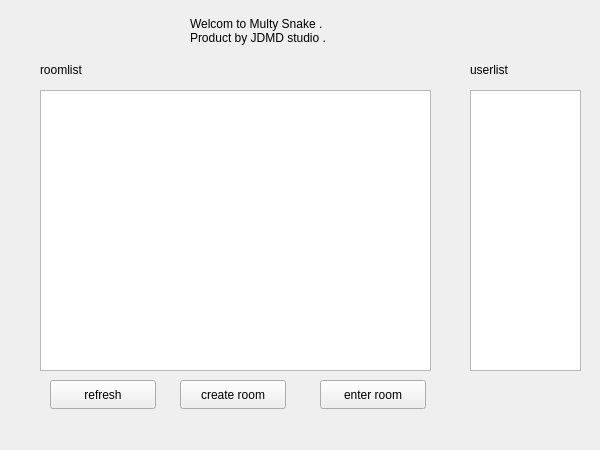
The window that SnakeClient/gui/jhallwidget.ui (lexdene/MultiSnake) describes before a commit, drawn with Qt 5.
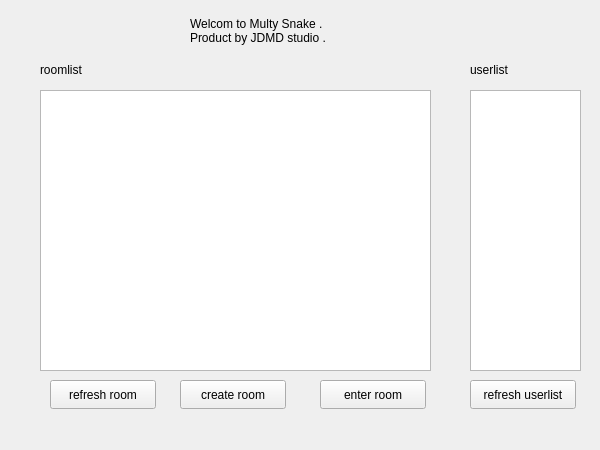
The same window after the commit.

Patch:
```diff
--- a/SnakeClient/gui/jhallwidget.ui
+++ b/SnakeClient/gui/jhallwidget.ui
@@ -47,7 +47,7 @@
     </rect>
    </property>
    <property name="text">
-    <string>refresh</string>
+    <string>refresh room</string>
    </property>
   </widget>
   <widget class="QPushButton" name="btn_create">
@@ -112,6 +112,19 @@
     <string>roomlist</string>
    </property>
   </widget>
+  <widget class="QPushButton" name="btn_refresh_userlist">
+   <property name="geometry">
+    <rect>
+     <x>470</x>
+     <y>380</y>
+     <width>106</width>
+     <height>29</height>
+    </rect>
+   </property>
+   <property name="text">
+    <string>refresh userlist</string>
+   </property>
+  </widget>
  </widget>
  <resources/>
  <connections/>
```
Left out of the diff: 6 changed lines with no effect on the pictures.
